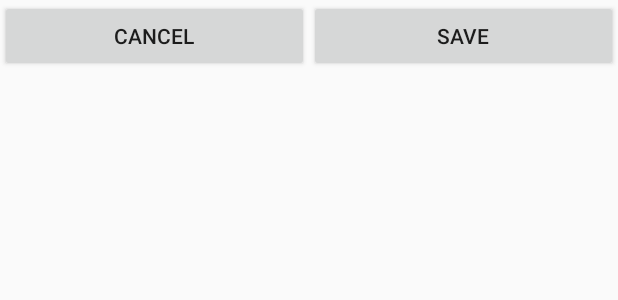
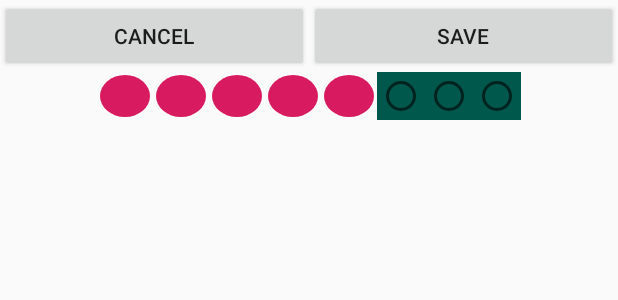
Before and after one commit to Scravlon/draw_filter, an Android app: the layout activity_drwaing.xml on its own in the app's theme, with its tools: preview values and no code run, on a phone screen of 412 x 824 dp. Shown: the top 300 px of the screen. Run offline under Robolectric (Android 15) with nearby library versions, the phone set to English and light mode, and no system bars.

Commit message:
update add drawing

```diff
--- a/app/src/main/java/com/scravlon/mobilevision1/MainActivity.java
+++ b/app/src/main/java/com/scravlon/mobilevision1/MainActivity.java
@@ -15,6 +15,7 @@ import android.content.SharedPreferences;
 import android.content.pm.PackageManager;
 import android.graphics.Bitmap;
 import android.graphics.BitmapFactory;
+import android.graphics.Color;
 import android.os.Build;
 import android.os.Bundle;
 import android.util.Base64;
@@ -62,6 +63,11 @@ public class MainActivity extends AppCompatActivity {
     private static final int BUTMNOSECODE = 8;
     private static final int BUTHEADCODE = 9;
 
+    private String chead="";
+    private String cnose="";
+    private String cmust="";
+
+
 
     // permission request codes need to be < 256
     private static final int RC_HANDLE_CAMERA_PERM = 2;
@@ -75,9 +81,6 @@ public class MainActivity extends AppCompatActivity {
     ArrayList<String> arrayHead;
     ArrayList<String> arrayNose;
     ArrayList<String> arrayMust;
-    //==============================================================================================
-    // Activity Methods
-    //==============================================================================================
 
     /**
      * Initializes the UI and initiates the creation of a face detector.
@@ -87,8 +90,8 @@ public class MainActivity extends AppCompatActivity {
         super.onCreate(icicle);
         setContentView(R.layout.main);
 
-        mPreview = (CameraSourcePreview) findViewById(R.id.preview);
-        mGraphicOverlay = (GraphicOverlay) findViewById(R.id.faceOverlay);
+        mPreview = findViewById(R.id.preview);
+        mGraphicOverlay = findViewById(R.id.faceOverlay);
         but_head = findViewById(R.id.but_addHead);
         but_nose = findViewById(R.id.but_addNose);
         but_must = findViewById(R.id.but_addMust);
@@ -138,29 +141,53 @@ public class MainActivity extends AppCompatActivity {
         }
     }
 
-    private void populateListView(final ArrayList<String> arrayList, LinearLayout llView, final String arraySharedPreference) {
+    private void populateListView(final ArrayList<String> arrayList, final LinearLayout llView, final String arraySharedPreference) {
         LinearLayout.LayoutParams aa = (LinearLayout.LayoutParams) but_head.getLayoutParams();
         for(final String c : arrayList){
             final ImageButton imageButton = new ImageButton(this);
             LinearLayout.LayoutParams layoutParams = new LinearLayout.LayoutParams(aa.width, aa.height);
             imageButton.setBackground(getDrawable(R.drawable.imgagebutton));
             imageButton.setLayoutParams(layoutParams);
+            if(c.equals(chead)||c.equals(cmust)||c.equals(cnose)){
+                imageButton.setBackgroundColor(Color.GRAY);
+            }
             imageButton.setOnClickListener(new View.OnClickListener() {
                 @Override
                 public void onClick(View view) {
+                  //  view.setBackgroundColor(Color.GRAY);
                     switch (arraySharedPreference){
                         case HEADSHARE:
-                            mFaceGraphic.headBit = decodeBase64(c);
+                            if(chead.equals(c)){
+                                chead="";
+                                mFaceGraphic.headBit = null;
+                            } else{
+                                chead = c;
+                                mFaceGraphic.headBit = decodeBase64(c);
+                            }
                             break;
                         case MUSTSHARE:
-                            mFaceGraphic.mustBit = decodeBase64(c);
+                            if(cmust.equals(c)){
+                                cmust="";
+                                mFaceGraphic.mustBit = null;
+                            } else{
+                                cmust = c;
+                                mFaceGraphic.mustBit = decodeBase64(c);
+                            }
                             break;
                         case NOSESHARE:
-                            mFaceGraphic.noseBit = decodeBase64(c);
+                            if(cnose.equals(c)){
+                                cnose="";
+                                mFaceGraphic.noseBit = null;
+                            } else{
+                                cnose = c;
+                                mFaceGraphic.noseBit = decodeBase64(c);
+                            }
                             break;
                         default:
                             break;
                     }
+                    resetListView(llView);
+                    populateListView(arrayList,llView,arraySharedPreference);
                 }
             });
             imageButton.setOnLongClickListener(new View.OnLongClickListener() {
--- /dev/null
+++ b/app/src/main/res/drawable/cb.xml
@@ -0,0 +1,20 @@
+<?xml version="1.0" encoding="utf-8"?>
+<selector xmlns:android="http://schemas.android.com/apk/res/android">
+
+    <item android:state_checked="true">
+        <shape android:shape="oval">
+            <stroke android:width="1dp" android:color="@android:color/black" />
+            <solid android:color="@color/colorAccent" />
+            <corners android:radius="0dp" />
+        </shape>
+
+    </item>
+    <item>
+        <shape android:shape="oval">
+            <stroke android:width="0dp" android:color="@android:color/black" />
+            <solid android:color="@color/colorAccent" />
+            <corners android:radius="0dp" />
+        </shape>
+
+    </item>
+</selector>
--- a/app/src/main/res/layout/activity_drwaing.xml
+++ b/app/src/main/res/layout/activity_drwaing.xml
@@ -1,10 +1,9 @@
 <?xml version="1.0" encoding="utf-8"?>
 
-<LinearLayout android:layout_width="match_parent"
-    android:layout_height="match_parent"
-    android:orientation="vertical"
-    xmlns:app="http://schemas.android.com/apk/res-auto"
-    xmlns:android="http://schemas.android.com/apk/res/android">
+<LinearLayout xmlns:android="http://schemas.android.com/apk/res/android"
+    android:layout_width="match_parent"
+    android:layout_height="wrap_content"
+    android:orientation="vertical">
 
     <LinearLayout
         android:layout_width="match_parent"
@@ -29,11 +28,90 @@
 
     </LinearLayout>
 
+    <LinearLayout
+        android:layout_width="match_parent"
+        android:layout_height="wrap_content"
+        android:layout_gravity="center"
+        android:gravity="center"
+        android:orientation="horizontal">
+
+        <RadioGroup
+            android:layout_width="wrap_content"
+            android:layout_height="match_parent"
+            android:gravity="center"
+            android:orientation="horizontal">
+
+            <RadioButton
+                android:id="@+id/radio_pirates"
+                android:layout_width="wrap_content"
+                android:layout_height="match_parent"
+                android:layout_margin="2dp"
+                android:background="@drawable/cb"
+                android:button="@null"
+                android:text="          " />
+
+            <RadioButton
+                android:id="@+id/radio_pirates4"
+                android:layout_width="wrap_content"
+                android:layout_height="match_parent"
+                android:layout_margin="2dp"
+                android:layout_weight="1"
+                android:background="@drawable/cb"
+                android:button="@null"
+                android:text="          " />
+
+            <RadioButton
+                android:id="@+id/radio_pirates5"
+                android:layout_width="wrap_content"
+                android:layout_height="match_parent"
+                android:layout_margin="2dp"
+                android:layout_weight="1"
+                android:background="@drawable/cb"
+                android:button="@null"
+                android:text="          " />
+
+            <RadioButton
+                android:id="@+id/radio_pirates6"
+                android:layout_width="wrap_content"
+                android:layout_height="match_parent"
+                android:layout_margin="2dp"
+                android:layout_weight="1"
+                android:background="@drawable/cb"
+                android:button="@null"
+                android:text="          " />
+
+            <RadioButton
+                android:id="@+id/radio_pirates7"
+                android:layout_width="wrap_content"
+                android:layout_height="match_parent"
+                android:layout_margin="2dp"
+                android:layout_weight="1"
+                android:background="@drawable/cb"
+                android:button="@null"
+                android:text="          " />
+
+            <RadioButton
+                android:id="@+id/radio_pirates1"
+                android:layout_width="wrap_content"
+                android:layout_height="wrap_content"
+                android:background="@color/colorPrimaryDark" />
+            <RadioButton
+                android:id="@+id/radio_pirates2"
+                android:layout_width="wrap_content"
+                android:layout_height="wrap_content"
+                android:background="@color/colorPrimaryDark" />
+            <RadioButton
+                android:id="@+id/radio_pirates3"
+                android:layout_width="wrap_content"
+                android:layout_height="wrap_content"
+                android:background="@color/colorPrimaryDark" />
+
+        </RadioGroup>
+    </LinearLayout>
+
     <com.scravlon.mobilevision1.drawView
         android:id="@+id/drawView"
         android:layout_width="wrap_content"
-        android:layout_height="match_parent"
-        app:layout_constraintStart_toStartOf="parent"
-        app:layout_constraintTop_toTopOf="parent" />
+        android:layout_height="match_parent" />
 
 </LinearLayout>
```
